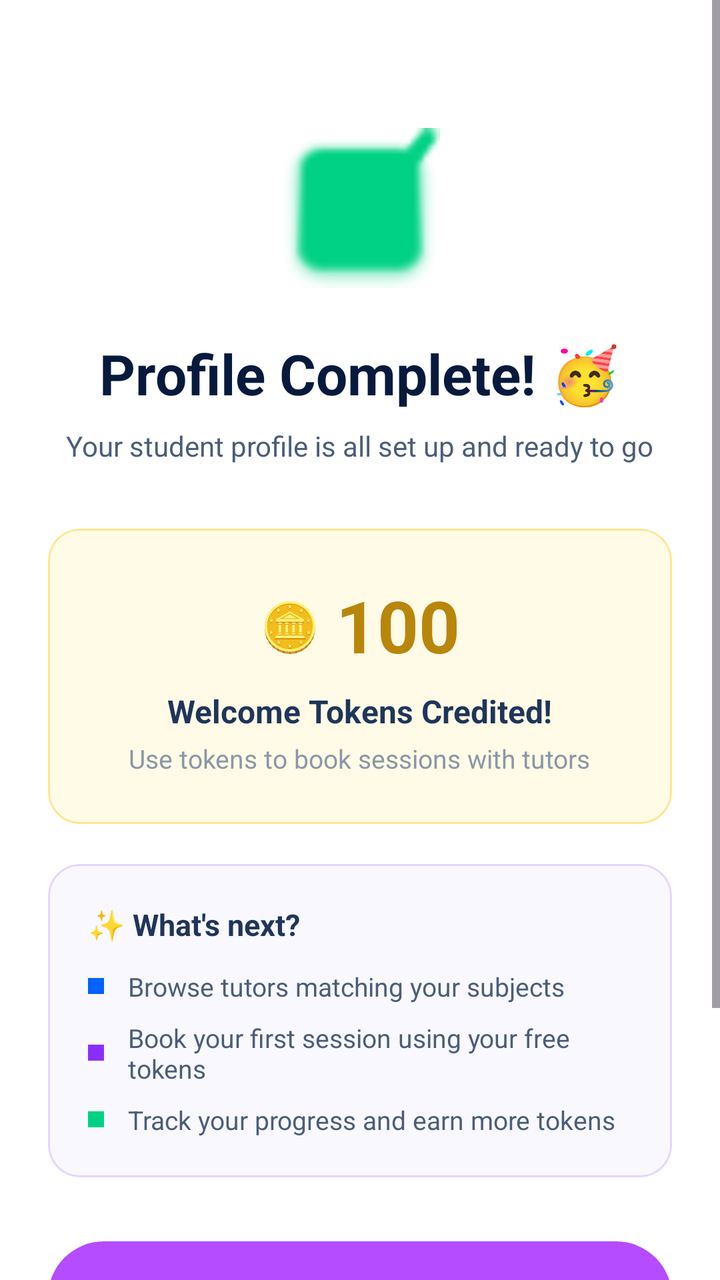
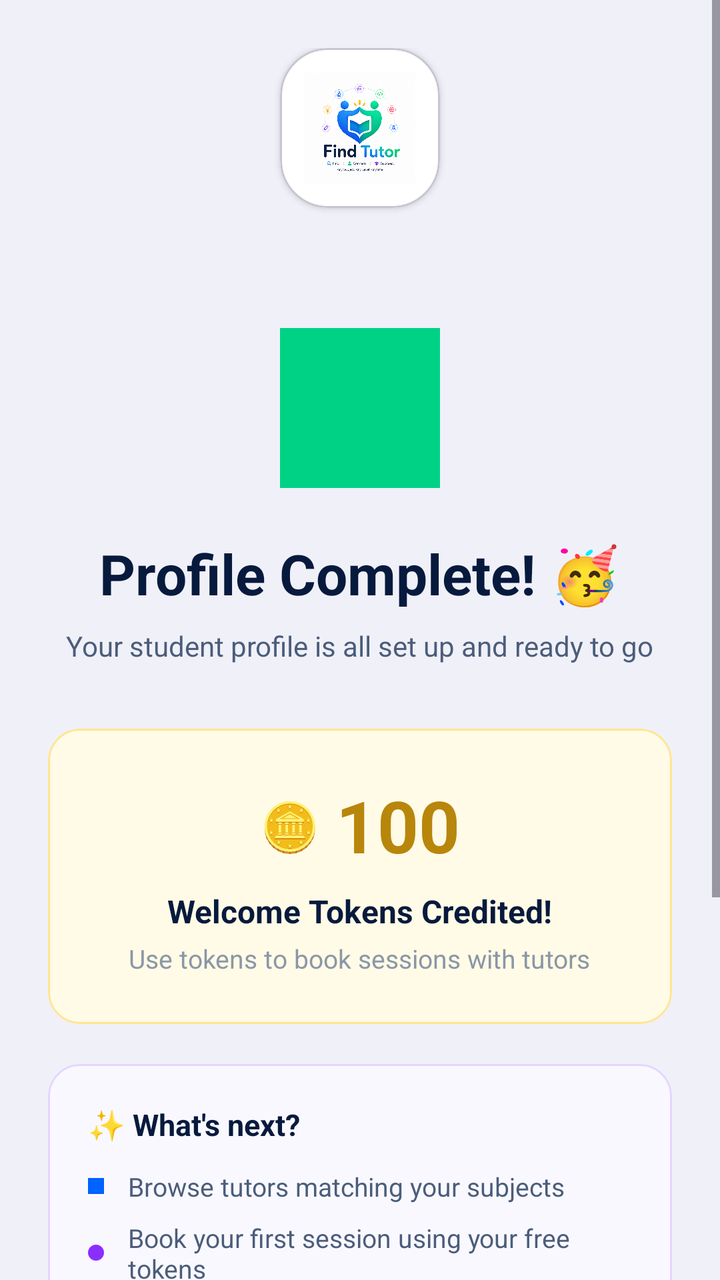

Compare the two renders of this Android layout. The source of the first and the diff that turns it into the second are given below.
<!-- AndroidManifest.xml: application theme Theme.PeerTutoringApollo -->
<!-- res/layout/fragment_profile_complete.xml -->
<?xml version="1.0" encoding="utf-8"?>
<ScrollView xmlns:android="http://schemas.android.com/apk/res/android"
    xmlns:app="http://schemas.android.com/apk/res-auto"
    android:layout_width="match_parent"
    android:layout_height="match_parent"
    android:background="#FFFFFF"
    android:fillViewport="true">

    <LinearLayout
        android:layout_width="match_parent"
        android:layout_height="wrap_content"
        android:gravity="center_horizontal"
        android:orientation="vertical"
        android:padding="24dp">

        <ImageView
            android:layout_width="80dp"
            android:layout_height="80dp"
            android:layout_marginTop="40dp"
            android:src="@android:drawable/checkbox_on_background"
            app:tint="#00D285" />

        <TextView
            android:layout_width="wrap_content"
            android:layout_height="wrap_content"
            android:layout_marginTop="24dp"
            android:text="Profile Complete! 🥳"
            android:textColor="#071A3D"
            android:textSize="28sp"
            android:textStyle="bold" />

        <TextView
            android:layout_width="wrap_content"
            android:layout_height="wrap_content"
            android:layout_marginTop="8dp"
            android:text="Your student profile is all set up and ready to go"
            android:textColor="#4B5D7A"
            android:textSize="14sp" />

        <com.google.android.material.card.MaterialCardView
            android:layout_width="match_parent"
            android:layout_height="wrap_content"
            android:layout_marginTop="32dp"
            app:cardBackgroundColor="#FFFBE6"
            app:cardCornerRadius="16dp"
            app:cardElevation="0dp"
            app:strokeColor="#FFE58F"
            app:strokeWidth="1dp">

            <LinearLayout
                android:layout_width="match_parent"
                android:layout_height="wrap_content"
                android:gravity="center"
                android:orientation="vertical"
                android:padding="24dp">

                <LinearLayout
                    android:layout_width="wrap_content"
                    android:layout_height="wrap_content"
                    android:gravity="center_vertical"
                    android:orientation="horizontal">

                    <TextView
                        android:layout_width="wrap_content"
                        android:layout_height="wrap_content"
                        android:text="🪙"
                        android:textSize="24sp" />

                    <TextView
                        android:layout_width="wrap_content"
                        android:layout_height="wrap_content"
                        android:layout_marginStart="8dp"
                        android:text="100"
                        android:textColor="#B8860B"
                        android:textSize="36sp"
                        android:textStyle="bold" />
                </LinearLayout>

                <TextView
                    android:layout_width="wrap_content"
                    android:layout_height="wrap_content"
                    android:layout_marginTop="8dp"
                    android:text="Welcome Tokens Credited!"
                    android:textColor="#1F355B"
                    android:textSize="16sp"
                    android:textStyle="bold" />

                <TextView
                    android:layout_width="wrap_content"
                    android:layout_height="wrap_content"
                    android:layout_marginTop="4dp"
                    android:text="Use tokens to book sessions with tutors"
                    android:textColor="#8B97A8"
                    android:textSize="13sp" />
            </LinearLayout>
        </com.google.android.material.card.MaterialCardView>

        <com.google.android.material.card.MaterialCardView
            android:layout_width="match_parent"
            android:layout_height="wrap_content"
            android:layout_marginTop="20dp"
            app:cardBackgroundColor="#F9F8FF"
            app:cardCornerRadius="16dp"
            app:cardElevation="0dp"
            app:strokeColor="#E4D5FF"
            app:strokeWidth="1dp">

            <LinearLayout
                android:layout_width="match_parent"
                android:layout_height="wrap_content"
                android:orientation="vertical"
                android:padding="20dp">

                <TextView
                    android:layout_width="wrap_content"
                    android:layout_height="wrap_content"
                    android:text="✨ What's next?"
                    android:textColor="#1F355B"
                    android:textSize="15sp"
                    android:textStyle="bold" />

                <LinearLayout
                    android:layout_width="match_parent"
                    android:layout_height="wrap_content"
                    android:layout_marginTop="12dp"
                    android:gravity="center_vertical"
                    android:orientation="horizontal">
                    <View android:layout_width="8dp" android:layout_height="8dp" android:background="#0062FF" android:backgroundTint="#0062FF"/>
                    <TextView
                        android:layout_width="wrap_content"
                        android:layout_height="wrap_content"
                        android:layout_marginStart="12dp"
                        android:text="Browse tutors matching your subjects"
                        android:textColor="#4B5D7A"
                        android:textSize="13sp" />
                </LinearLayout>

                <LinearLayout
                    android:layout_width="match_parent"
                    android:layout_height="wrap_content"
                    android:layout_marginTop="8dp"
                    android:gravity="center_vertical"
                    android:orientation="horizontal">
                    <View android:layout_width="8dp" android:layout_height="8dp" android:background="#8A2EFF" android:backgroundTint="#8A2EFF"/>
                    <TextView
                        android:layout_width="wrap_content"
                        android:layout_height="wrap_content"
                        android:layout_marginStart="12dp"
                        android:text="Book your first session using your free tokens"
                        android:textColor="#4B5D7A"
                        android:textSize="13sp" />
                </LinearLayout>

                <LinearLayout
                    android:layout_width="match_parent"
                    android:layout_height="wrap_content"
                    android:layout_marginTop="8dp"
                    android:gravity="center_vertical"
                    android:orientation="horizontal">
                    <View android:layout_width="8dp" android:layout_height="8dp" android:background="#00D285" android:backgroundTint="#00D285"/>
                    <TextView
                        android:layout_width="wrap_content"
                        android:layout_height="wrap_content"
                        android:layout_marginStart="12dp"
                        android:text="Track your progress and earn more tokens"
                        android:textColor="#4B5D7A"
                        android:textSize="13sp" />
                </LinearLayout>
            </LinearLayout>
        </com.google.android.material.card.MaterialCardView>

        <Button
            android:id="@+id/buttonFindTutor"
            android:layout_width="match_parent"
            android:layout_height="56dp"
            android:layout_marginTop="32dp"
            android:background="@drawable/bg_button_gradient"
            android:text="Find My Tutor"
            android:textAllCaps="false"
            android:textColor="#FFFFFF"
            android:textSize="18sp"
            android:textStyle="bold"
            app:backgroundTint="@null" />

        <Button
            android:id="@+id/buttonViewDashboard"
            android:layout_width="match_parent"
            android:layout_height="56dp"
            android:layout_marginTop="12dp"
            android:backgroundTint="#FFFFFF"
            app:strokeColor="#D9DCE3"
            app:strokeWidth="1dp"
            android:text="View Dashboard"
            android:textAllCaps="false"
            android:textColor="#1F355B"
            app:cornerRadius="28dp" />

        <LinearLayout
            android:layout_width="wrap_content"
            android:layout_height="wrap_content"
            android:layout_marginTop="24dp"
            android:layout_marginBottom="16dp"
            android:orientation="horizontal">
            <View android:layout_width="30dp" android:layout_height="4dp" android:background="#8A2EFF" android:layout_marginEnd="4dp"/>
            <View android:layout_width="30dp" android:layout_height="4dp" android:background="#8A2EFF" android:layout_marginEnd="4dp"/>
            <View android:layout_width="30dp" android:layout_height="4dp" android:background="#8A2EFF" android:layout_marginEnd="4dp"/>
            <View android:layout_width="30dp" android:layout_height="4dp" android:background="#8A2EFF"/>
        </LinearLayout>

    </LinearLayout>
</ScrollView>
<!-- resources referenced by this layout -->
<resources>
  <!-- drawable bg_button_gradient (drawable) -->
  <?xml version="1.0" encoding="utf-8"?>
  <shape xmlns:android="http://schemas.android.com/apk/res/android">
      <gradient
          android:startColor="#B54CFF"
          android:endColor="#B54CFF"
          android:angle="0" />
      <corners android:radius="28dp" />
  </shape>
  <style name="Theme.PeerTutoringApollo" parent="Base.Theme.PeerTutoringApollo" />
  <style name="Base.Theme.PeerTutoringApollo" parent="Theme.Material3.DayNight.NoActionBar">
          
          
      </style>
</resources>

<!-- the commit's change to res/layout/fragment_profile_complete.xml (unified diff, before → after) -->
@@ -3,7 +3,7 @@
     xmlns:app="http://schemas.android.com/apk/res-auto"
     android:layout_width="match_parent"
     android:layout_height="match_parent"
-    android:background="#FFFFFF"
+    android:background="#F0F0F8"
     android:fillViewport="true">
 
     <LinearLayout
@@ -13,11 +13,28 @@
         android:orientation="vertical"
         android:padding="24dp">
 
+        
+        <com.google.android.material.card.MaterialCardView
+            android:layout_width="80dp"
+            android:layout_height="80dp"
+            android:layout_marginBottom="20dp"
+            app:cardCornerRadius="24dp"
+            app:cardBackgroundColor="#FFFFFF"
+            app:cardElevation="2dp">
+            <ImageView
+                android:layout_width="match_parent"
+                android:layout_height="match_parent"
+                android:padding="12dp"
+                android:src="@drawable/ic_app_logo"
+                android:scaleType="fitCenter"
+                android:contentDescription="Find Tutor"/>
+        </com.google.android.material.card.MaterialCardView>
+
         <ImageView
             android:layout_width="80dp"
             android:layout_height="80dp"
             android:layout_marginTop="40dp"
-            android:src="@android:drawable/checkbox_on_background"
+            android:src="@drawable/ic_app_logo"
             app:tint="#00D285" />
 
         <TextView
@@ -81,7 +98,7 @@
                     android:layout_height="wrap_content"
                     android:layout_marginTop="8dp"
                     android:text="Welcome Tokens Credited!"
-                    android:textColor="#1F355B"
+                    android:textColor="#071A3D"
                     android:textSize="16sp"
                     android:textStyle="bold" />
 
@@ -115,7 +132,7 @@
                     android:layout_width="wrap_content"
                     android:layout_height="wrap_content"
                     android:text="✨ What's next?"
-                    android:textColor="#1F355B"
+                    android:textColor="#071A3D"
                     android:textSize="15sp"
                     android:textStyle="bold" />
 
@@ -141,7 +158,7 @@
                     android:layout_marginTop="8dp"
                     android:gravity="center_vertical"
                     android:orientation="horizontal">
-                    <View android:layout_width="8dp" android:layout_height="8dp" android:background="#8A2EFF" android:backgroundTint="#8A2EFF"/>
+                    <View android:layout_width="8dp" android:layout_height="8dp" android:background="@drawable/bg_button_gradient" android:backgroundTint="#8A2EFF"/>
                     <TextView
                         android:layout_width="wrap_content"
                         android:layout_height="wrap_content"
@@ -192,7 +209,7 @@
             app:strokeWidth="1dp"
             android:text="View Dashboard"
             android:textAllCaps="false"
-            android:textColor="#1F355B"
+            android:textColor="#071A3D"
             app:cornerRadius="28dp" />
 
         <LinearLayout
@@ -201,10 +218,10 @@
             android:layout_marginTop="24dp"
             android:layout_marginBottom="16dp"
             android:orientation="horizontal">
-            <View android:layout_width="30dp" android:layout_height="4dp" android:background="#8A2EFF" android:layout_marginEnd="4dp"/>
-            <View android:layout_width="30dp" android:layout_height="4dp" android:background="#8A2EFF" android:layout_marginEnd="4dp"/>
-            <View android:layout_width="30dp" android:layout_height="4dp" android:background="#8A2EFF" android:layout_marginEnd="4dp"/>
-            <View android:layout_width="30dp" android:layout_height="4dp" android:background="#8A2EFF"/>
+            <View android:layout_width="30dp" android:layout_height="4dp" android:background="@drawable/bg_button_gradient" android:layout_marginEnd="4dp"/>
+            <View android:layout_width="30dp" android:layout_height="4dp" android:background="@drawable/bg_button_gradient" android:layout_marginEnd="4dp"/>
+            <View android:layout_width="30dp" android:layout_height="4dp" android:background="@drawable/bg_button_gradient" android:layout_marginEnd="4dp"/>
+            <View android:layout_width="30dp" android:layout_height="4dp" android:background="@drawable/bg_button_gradient"/>
         </LinearLayout>
 
     </LinearLayout>
<!-- resource entries referenced after the edit -->
@@ -4,11 +4,13 @@
   <?xml version="1.0" encoding="utf-8"?>
   <shape xmlns:android="http://schemas.android.com/apk/res/android">
       <gradient
-          android:startColor="#B54CFF"
-          android:endColor="#B54CFF"
-          android:angle="0" />
+          android:startColor="#8A2EFF"
+          android:centerColor="#0062FF"
+          android:endColor="#00C853"
+          android:angle="135" />
       <corners android:radius="28dp" />
   </shape>
+  <!-- drawable ic_app_logo: png bitmap (drawable, 439467 bytes) -->
   <style name="Theme.PeerTutoringApollo" parent="Base.Theme.PeerTutoringApollo" />
   <style name="Base.Theme.PeerTutoringApollo" parent="Theme.Material3.DayNight.NoActionBar">
           
